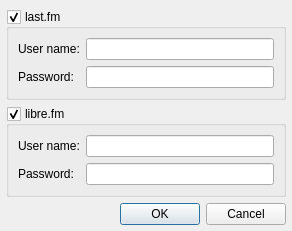
Above: src/plugins/General/scrobbler/settingsdialog.ui from ksv1986/qmmp-staging before the change. Below: the same form after it.
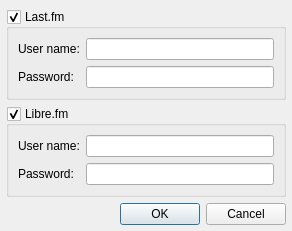
That is the form after the change.

Patch:
```diff
--- a/src/plugins/General/scrobbler/settingsdialog.ui
+++ b/src/plugins/General/scrobbler/settingsdialog.ui
@@ -29,7 +29,7 @@
    <item>
     <widget class="QGroupBox" name="lastfmGroupBox">
      <property name="title">
-      <string>last.fm</string>
+      <string>Last.fm</string>
      </property>
      <property name="checkable">
       <bool>true</bool>
@@ -65,7 +65,7 @@
    <item>
     <widget class="QGroupBox" name="librefmGroupBox">
      <property name="title">
-      <string>libre.fm</string>
+      <string>Libre.fm</string>
      </property>
      <property name="checkable">
       <bool>true</bool>
```
